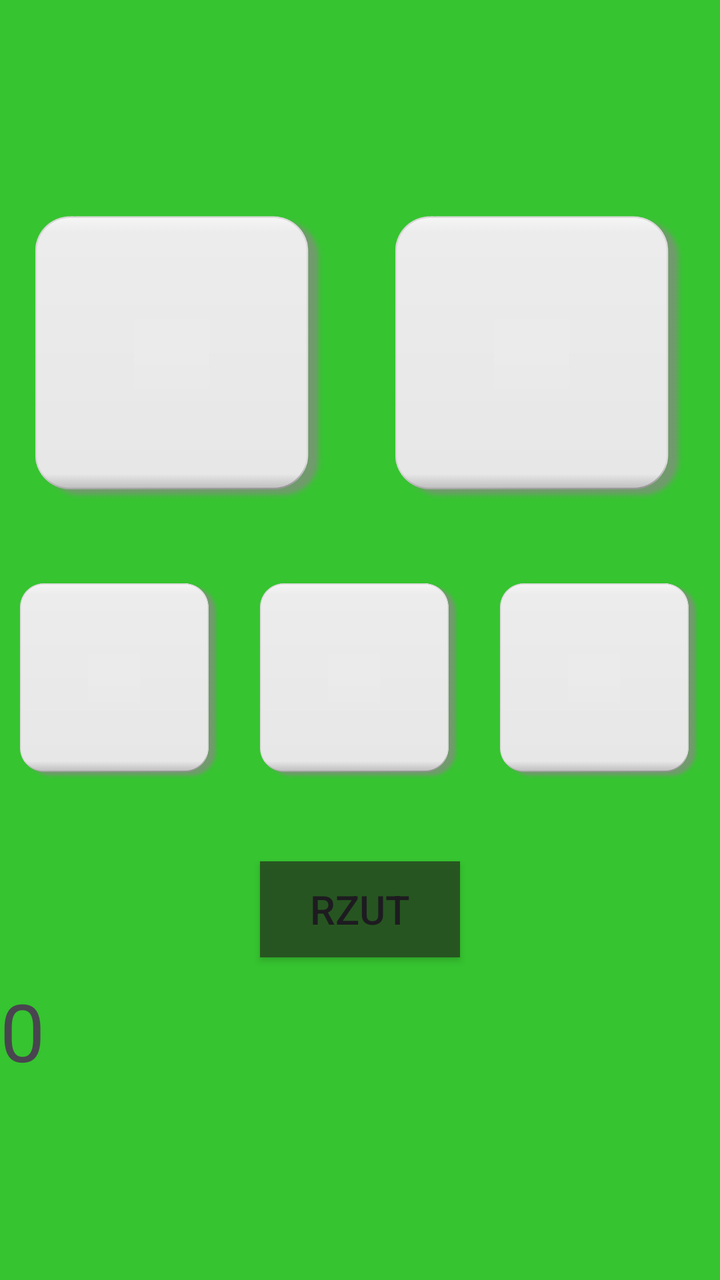
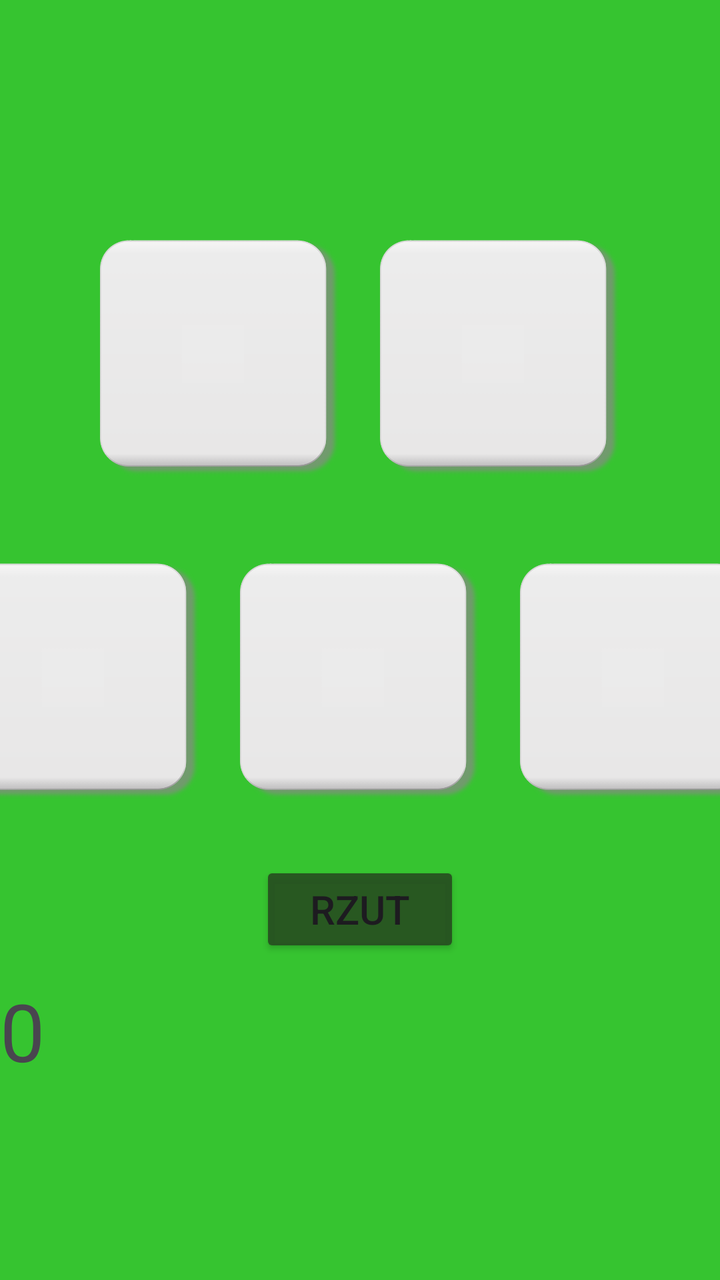

Compare the two renders of this Android layout. The source of the first and the diff that turns it into the second are given below.
<!-- AndroidManifest.xml: application theme Theme.Kosteczki -->
<!-- res/layout/activity_main.xml -->
<?xml version="1.0" encoding="utf-8"?>
<LinearLayout xmlns:android="http://schemas.android.com/apk/res/android"
	xmlns:app="http://schemas.android.com/apk/res-auto"
	xmlns:tools="http://schemas.android.com/tools"
	android:id="@+id/main"
	android:layout_width="match_parent"
	android:layout_height="match_parent"
	android:gravity="center"
	android:background="#ED27C121"
	android:orientation="vertical"
	tools:context=".MainActivity">

	<LinearLayout
		android:layout_width="match_parent"
		android:layout_height="163dp"
		android:orientation="horizontal">

		<ImageView
			android:id="@+id/kostka1"
			android:layout_width="wrap_content"
			android:layout_height="wrap_content"
			android:layout_weight="1"
			android:layout_margin="10dp"
			app:srcCompat="@drawable/kosc0" />

		<ImageView
			android:id="@+id/kostka2"
			android:layout_width="wrap_content"
			android:layout_height="wrap_content"
			android:layout_weight="1"
			android:layout_margin="10dp"
			app:srcCompat="@drawable/kosc0" />
	</LinearLayout>

	<LinearLayout
		android:layout_width="match_parent"
		android:layout_height="160dp"
		android:orientation="horizontal">

		<ImageView
			android:id="@+id/kostka3"
			android:layout_width="wrap_content"
			android:layout_height="wrap_content"
			android:layout_weight="1"
			android:layout_margin="10dp"
			app:srcCompat="@drawable/kosc0" />

		<ImageView
			android:id="@+id/kostka4"
			android:layout_width="wrap_content"
			android:layout_height="wrap_content"
			android:layout_weight="1"
			android:layout_margin="10dp"
			app:srcCompat="@drawable/kosc0" />

		<ImageView
			android:id="@+id/kostka5"
			android:layout_width="wrap_content"
			android:layout_height="wrap_content"
			android:layout_weight="1"
			android:layout_margin="10dp"
			app:srcCompat="@drawable/kosc0" />
	</LinearLayout>

	<Button
		android:id="@+id/rzut"
		android:layout_width="100dp"
		android:layout_height="wrap_content"
		android:text="RZUT"
		android:background="#ED275021"
		android:layout_margin="10dp"
		android:textSize="20dp" />

	<TextView
		android:id="@+id/wynik"
		android:layout_width="match_parent"
		android:layout_height="wrap_content"
		android:text="0"
		android:textAlignment="center"
		android:textSize="40dp" />
</LinearLayout>
<!-- resources referenced by this layout -->
<resources>
  <!-- drawable kosc0: png bitmap (drawable, 36894 bytes) -->
  <style name="Theme.Kosteczki" parent="Base.Theme.Kosteczki" />
  <style name="Base.Theme.Kosteczki" parent="Theme.Material3.DayNight.NoActionBar">
  		
  		
  	</style>
</resources>

<!-- the commit's change to res/layout/activity_main.xml (unified diff, before → after) -->
@@ -13,21 +13,20 @@
 	<LinearLayout
 		android:layout_width="match_parent"
 		android:layout_height="163dp"
+		android:gravity="center"
 		android:orientation="horizontal">
 
 		<ImageView
 			android:id="@+id/kostka1"
-			android:layout_width="wrap_content"
-			android:layout_height="wrap_content"
-			android:layout_weight="1"
+			android:layout_width="120dp"
+			android:layout_height="120dp"
 			android:layout_margin="10dp"
 			app:srcCompat="@drawable/kosc0" />
 
 		<ImageView
 			android:id="@+id/kostka2"
-			android:layout_width="wrap_content"
-			android:layout_height="wrap_content"
-			android:layout_weight="1"
+			android:layout_width="120dp"
+			android:layout_height="120dp"
 			android:layout_margin="10dp"
 			app:srcCompat="@drawable/kosc0" />
 	</LinearLayout>
@@ -35,29 +34,27 @@
 	<LinearLayout
 		android:layout_width="match_parent"
 		android:layout_height="160dp"
+		android:gravity="center"
 		android:orientation="horizontal">
 
 		<ImageView
 			android:id="@+id/kostka3"
-			android:layout_width="wrap_content"
-			android:layout_height="wrap_content"
-			android:layout_weight="1"
+			android:layout_width="120dp"
+			android:layout_height="120dp"
 			android:layout_margin="10dp"
 			app:srcCompat="@drawable/kosc0" />
 
 		<ImageView
 			android:id="@+id/kostka4"
-			android:layout_width="wrap_content"
-			android:layout_height="wrap_content"
-			android:layout_weight="1"
+			android:layout_width="120dp"
+			android:layout_height="120dp"
 			android:layout_margin="10dp"
 			app:srcCompat="@drawable/kosc0" />
 
 		<ImageView
 			android:id="@+id/kostka5"
-			android:layout_width="wrap_content"
-			android:layout_height="wrap_content"
-			android:layout_weight="1"
+			android:layout_width="120dp"
+			android:layout_height="120dp"
 			android:layout_margin="10dp"
 			app:srcCompat="@drawable/kosc0" />
 	</LinearLayout>
@@ -67,7 +64,7 @@
 		android:layout_width="100dp"
 		android:layout_height="wrap_content"
 		android:text="RZUT"
-		android:background="#ED275021"
+		android:backgroundTint="#ED275021"
 		android:layout_margin="10dp"
 		android:textSize="20dp" />
 
